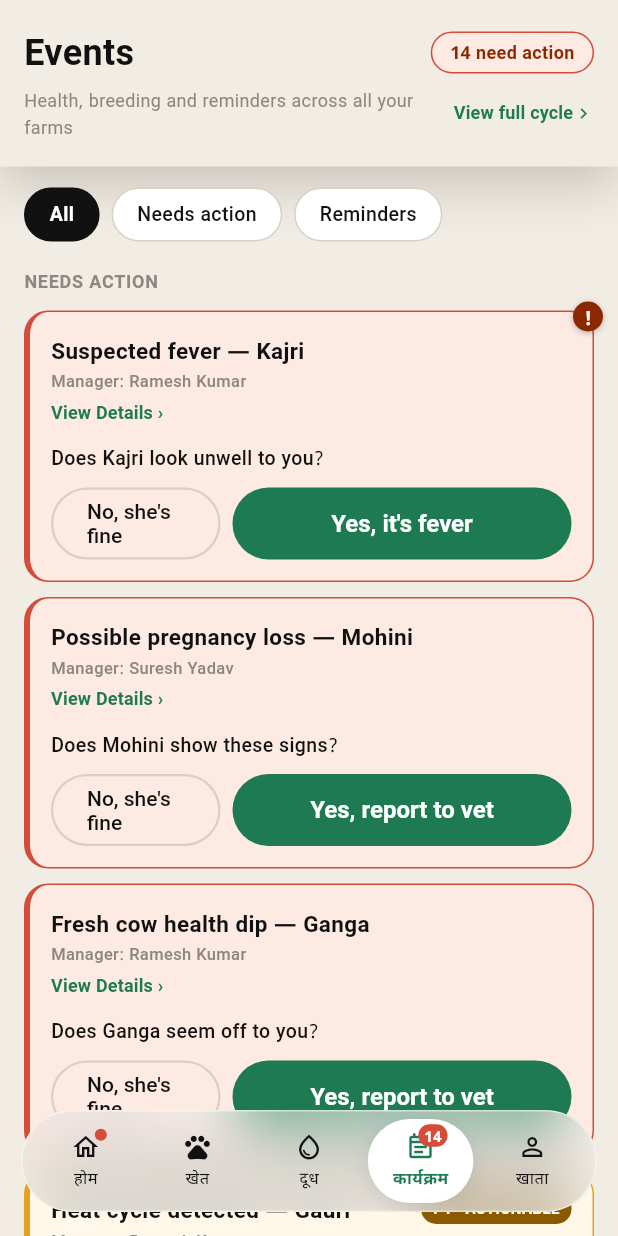
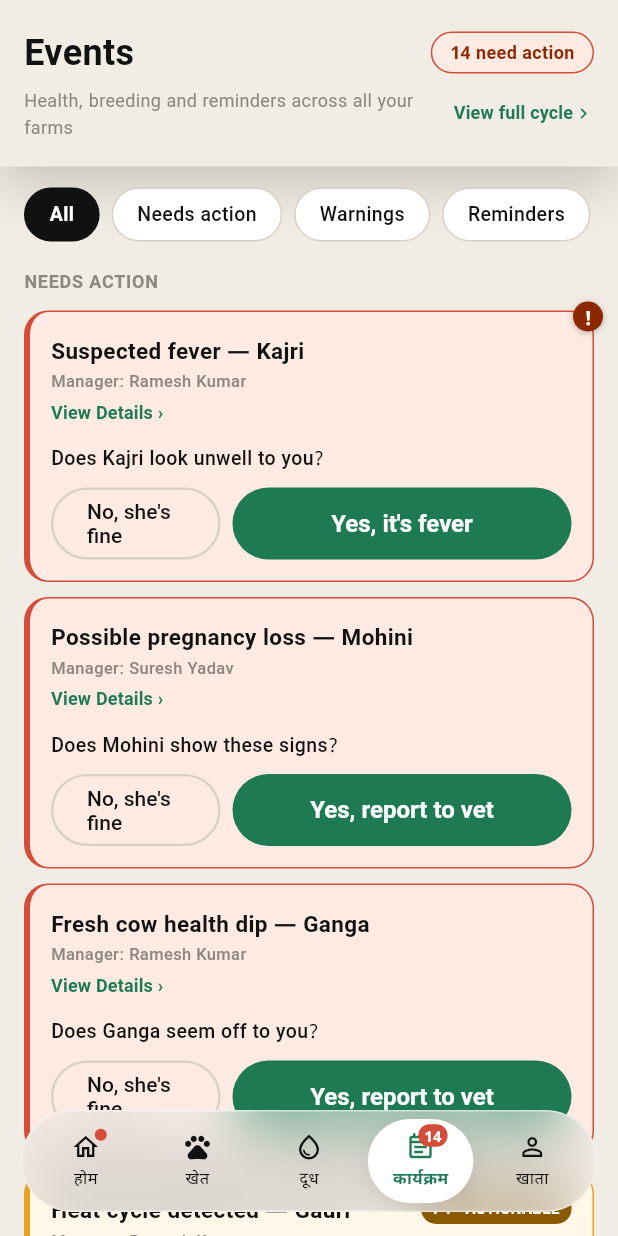
Before and after one commit to vaseey21/Vanix, a Flutter app: the EventsScreen screen opened directly with empty values, on a phone screen of 412 x 824 dp. Run offline on Flutter 3.47's test engine with Material 3 defaults, Android fonts, the phone set to English and light mode, and no system bars.

Commit message:
auto: save changes

```diff
--- a/flutter_app/lib/screens/events_screen.dart
+++ b/flutter_app/lib/screens/events_screen.dart
@@ -331,6 +331,8 @@ class _EventsScreenState extends State<EventsScreen> {
                       _TabChip(label: 'All', active: _tab == _Tab.all, isDark: isDark, onTap: () => setState(() => _tab = _Tab.all)),
                       const SizedBox(width: 8),
                       _TabChip(label: 'Needs action', active: _tab == _Tab.action, isDark: isDark, onTap: () => setState(() => _tab = _Tab.action)),
+                      const SizedBox(width: 8),
+                      _TabChip(label: 'Warnings', active: _tab == _Tab.warnings, isDark: isDark, onTap: () => setState(() => _tab = _Tab.warnings)),
                       const SizedBox(width: 8),
                       _TabChip(label: 'Reminders', active: _tab == _Tab.reminders, isDark: isDark, onTap: () => setState(() => _tab = _Tab.reminders)),
                     ],
```
